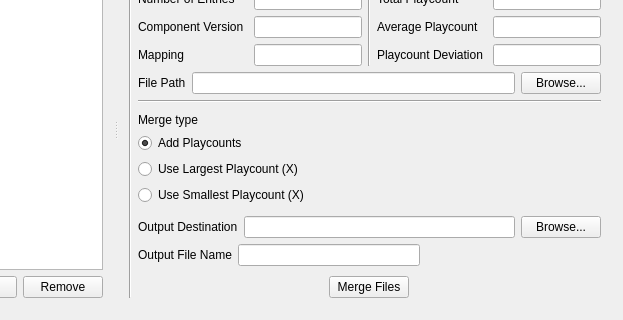
Above: playStatMerger/mainwindow.ui from Dystill/foo-playcount-xmlmerge before the change; both pictures show x 175 to 798 and y 81 to 401 of the 798 by 401 pixel window. Below: the same form after it.
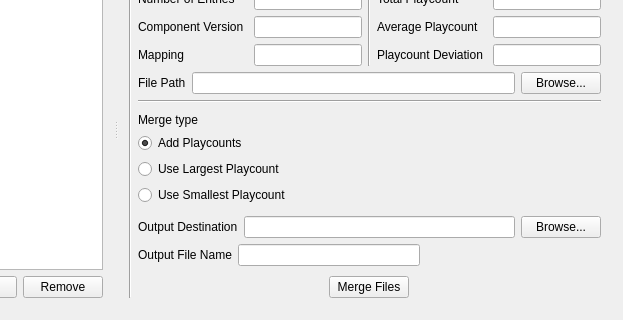
That is the form after the change.

Commit message: Fixed Use Largest and Use Smallest playcount

Patch:
```diff
--- a/playStatMerger/mainwindow.ui
+++ b/playStatMerger/mainwindow.ui
@@ -403,14 +403,14 @@
             <item>
              <widget class="QRadioButton" name="radioButton_Largest">
               <property name="text">
-               <string>Use Largest Playcount (X)</string>
+               <string>Use Largest Playcount</string>
               </property>
              </widget>
             </item>
             <item>
              <widget class="QRadioButton" name="radioButton_Smallest">
               <property name="text">
-               <string>Use Smallest Playcount (X)</string>
+               <string>Use Smallest Playcount</string>
               </property>
              </widget>
             </item>
```
The commit also changes 1 other file.
